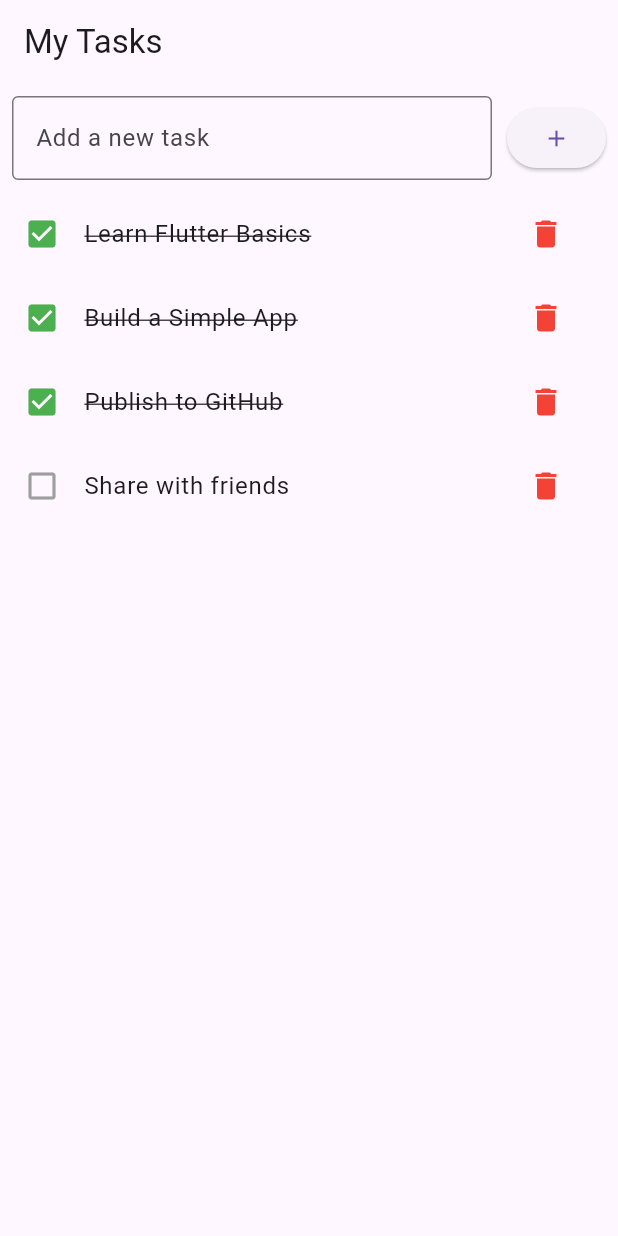
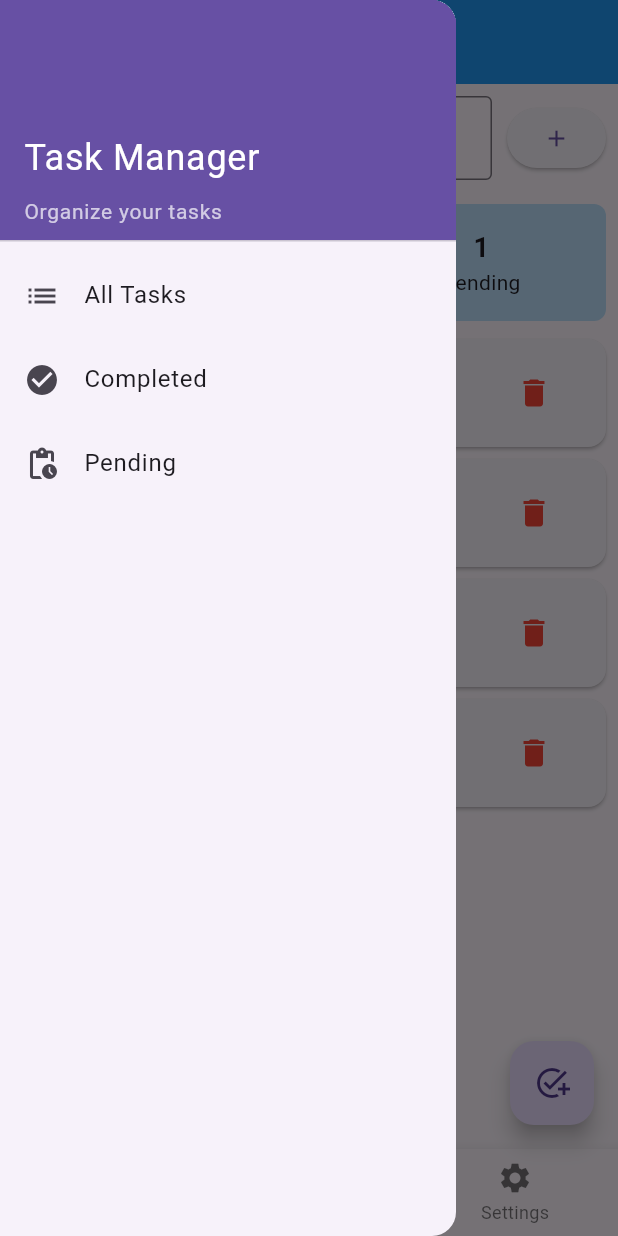
Before and after one commit to abdoessam917/simple_to_do_app, a Flutter app: the screen it shows after launch, with the side drawer open (before the commit the screen has no drawer), on a phone screen of 412 x 824 dp. Run offline on Flutter 3.47's test engine with Material 3 defaults, Android fonts, the phone set to English and light mode, and no system bars.

Commit message:
feat: Implement navigation and UI enhancements
This commit introduces navigation improvements with a custom
drawer and task detail screen. It also includes UI enhancements
such as task statistics, list/grid view options, and a new
task input widget. The `Task` model has been updated to include
description and category.

```diff
--- a/lib/main.dart
+++ b/lib/main.dart
@@ -1,4 +1,5 @@
 import 'package:flutter/material.dart';
+import 'package:simple_to_do_app/theme/app_theme.dart';
 
 import 'screens/task_list_screen.dart';
 
@@ -14,6 +15,7 @@ class MyApp extends StatelessWidget {
   @override
   Widget build(BuildContext context) {
     return MaterialApp(
+      theme: AppTheme.lightTheme,
       home: TaskListScreen(),
     );
   }
--- a/lib/model/task.dart
+++ /dev/null
@@ -1,6 +0,0 @@
-class Task {
-  String title;
-  bool isCompleted;
-
-  Task({required this.title, this.isCompleted = false});
-}
--- /dev/null
+++ b/lib/models/task.dart
@@ -0,0 +1,13 @@
+class Task {
+  String title;
+  bool isCompleted;
+  String? description;
+  String? category;
+
+  Task({
+    required this.title,
+    this.isCompleted = false,
+    this.description,
+    this.category,
+  });
+}
--- a/lib/screens/task_list_screen.dart
+++ b/lib/screens/task_list_screen.dart
@@ -1,6 +1,12 @@
 import 'package:flutter/material.dart';
-
-import '../model/task.dart';
+import '../models/task.dart';
+import '../widgets/task_list_item.dart';
+import '../widgets/task_grid_item.dart';
+import '../widgets/task_input.dart';
+import '../widgets/task_stats.dart';
+import '../widgets/custom_drawer.dart';
+import '../widgets/add_task_dialog.dart';
+import 'task_detail_screen.dart';
 
 class TaskListScreen extends StatefulWidget {
   const TaskListScreen({super.key});
@@ -12,105 +18,158 @@ class TaskListScreen extends StatefulWidget {
 class _TaskListScreenState extends State<TaskListScreen> {
   TextEditingController textController = TextEditingController();
   List<Task> tasks = [
-    Task(title: "Learn Flutter Basics", isCompleted: true),
-    Task(title: "Build a Simple App", isCompleted: true),
-    Task(title: "Publish to GitHub", isCompleted: true),
-    Task(title: "Share with friends"),
+    Task(title: "Learn Flutter Basics", isCompleted: true, category: "Work"),
+    Task(title: "Build a Simple App", isCompleted: true, category: "Work"),
+    Task(title: "Publish to GitHub", isCompleted: true, category: "Work"),
+    Task(title: "Share with friends", category: "Personal"),
   ];
+
+  int _selectedIndex = 0;
 
   @override
   Widget build(BuildContext context) {
+    // Use MediaQuery to make UI responsive
+    final screenWidth = MediaQuery.of(context).size.width;
+    final isLargeScreen = screenWidth > 600;
+
     return Scaffold(
       appBar: AppBar(title: const Text('My Tasks')),
+      drawer: const CustomDrawer(),
       body: Column(
         children: [
-          Padding(
-            padding: const EdgeInsets.all(8.0),
-            child: Row(
-              children: [
-                Expanded(
-                  child: TextField(
+          // Task input
+          TaskInput(
             controller: textController,
-                    decoration: InputDecoration(
-                      hintText: 'Add a new task',
-                      border: OutlineInputBorder(),
-                    ),
-                  ),
-                ),
-                const SizedBox(width: 10),
-                ElevatedButton(
-                  onPressed: () {
+            onSubmit: () {
+              if (textController.text.isNotEmpty) {
                 setState(() {
-                      if (textController.text.isNotEmpty) {
                   tasks.add(Task(title: textController.text));
                   textController.clear();
+                });
               }
-                    });
             },
-                  child: const Icon(Icons.add),
+          ),
+
+          // Task Stats
+          TaskStats(
+            total: tasks.length,
+            completed: tasks.where((t) => t.isCompleted).length,
+            pending: tasks.where((t) => !t.isCompleted).length,
+          ),
+
+          // Task list or grid based on screen size
+          Expanded(
+            child: isLargeScreen ? _buildGridView() : _buildListView(),
           ),
         ],
       ),
-          ),
-          Expanded(
-            child:
-                tasks.isEmpty
-                    ? Center(child: Text("No tasks available"))
-                    : ListView.builder(
-                      itemBuilder: (context, index) {
-                        return ListTile(
-                          onTap: () {
+      floatingActionButton: FloatingActionButton(
+        onPressed: () {
+          showDialog(
+            context: context,
+            builder: (context) => AddTaskDialog(
+              onTaskAdded: (task) {
                 setState(() {
-                              tasks[index].isCompleted =
-                                  !tasks[index].isCompleted;
+                  tasks.add(task);
                 });
               },
-                          leading: GestureDetector(
-                            onTap: () {
-                              setState(() {
-                                tasks[index].isCompleted =
-                                    !tasks[index].isCompleted;
-                              });
-                            },
-                            child: Icon(
-                              tasks[index].isCompleted
-                                  ? Icons.check_box
-                                  : Icons.check_box_outline_blank,
-                              color:
-                                  tasks[index].isCompleted
-                                      ? Colors.green
-                                      : Colors.grey,
-                            ),
-                          ),
-                          title:
-                              tasks[index].isCompleted
-                                  ? Text(
-                                    tasks[index].title,
-                                    style: const TextStyle(
-                                      decoration: TextDecoration.lineThrough,
-                                    ),
-                                  )
-                                  : Text(tasks[index].title),
-                          trailing: Row(
-                            mainAxisSize: MainAxisSize.min,
-                            children: [
-                              IconButton(
-                                icon: const Icon(Icons.delete,color: Colors.red,),
-                                onPressed: () {
-                                  setState(() {
-                                    tasks.removeAt(index);
-                                  });
-                                },
-                              )
-                            ],
             ),
           );
         },
-                      itemCount: tasks.length,
+        child: const Icon(Icons.add_task),
       ),
+      bottomNavigationBar: BottomNavigationBar(
+        currentIndex: _selectedIndex,
+        onTap: (index) {
+          setState(() {
+            _selectedIndex = index;
+          });
+        },
+        items: const [
+          BottomNavigationBarItem(
+            icon: Icon(Icons.list),
+            label: 'List',
+          ),
+          BottomNavigationBarItem(
+            icon: Icon(Icons.grid_view),
+            label: 'Grid',
+          ),
+          BottomNavigationBarItem(
+            icon: Icon(Icons.settings),
+            label: 'Settings',
           ),
         ],
       ),
     );
   }
+
+  Widget _buildListView() {
+    return ListView.builder(
+      itemCount: tasks.length,
+      itemBuilder: (context, index) {
+        return TaskListItem(
+          task: tasks[index],
+          onTap: () {
+            _navigateToTaskDetail(tasks[index]);
+          },
+          onStatusChanged: (value) {
+            setState(() {
+              tasks[index].isCompleted = value ?? false;
+            });
+          },
+          onDelete: () {
+            setState(() {
+              tasks.removeAt(index);
+            });
+          },
+        );
+      },
+    );
   }
+
+  Widget _buildGridView() {
+    return GridView.builder(
+      padding: const EdgeInsets.all(8.0),
+      gridDelegate: const SliverGridDelegateWithFixedCrossAxisCount(
+        crossAxisCount: 2,
+        childAspectRatio: 1.5,
+        crossAxisSpacing: 10,
+        mainAxisSpacing: 10,
+      ),
+      itemCount: tasks.length,
+      itemBuilder: (context, index) {
+        return TaskGridItem(
+          task: tasks[index],
+          onTap: () {
+            _navigateToTaskDetail(tasks[index]);
+          },
+          onStatusChanged: (value) {
+            setState(() {
+              tasks[index].isCompleted = value ?? false;
+            });
+          },
+          onDelete: () {
+            setState(() {
+              tasks.removeAt(index);
+            });
+          },
+        );
+      },
+    );
+  }
+
+  void _navigateToTaskDetail(Task task) async {
+    final result = await Navigator.push(
+      context,
+      MaterialPageRoute(
+        builder: (context) => TaskDetailScreen(task: task),
+      ),
+    );
+
+    if (result != null) {
+      setState(() {
+        // Task updated in the detail screen
+      });
+    }
+  }
+}
--- /dev/null
+++ b/lib/theme/app_theme.dart
@@ -0,0 +1,11 @@
+import 'package:flutter/material.dart';
+
+class AppTheme {
+  static ThemeData lightTheme = ThemeData(
+    primarySwatch: Colors.blue,
+    appBarTheme: const AppBarTheme(
+      backgroundColor: Colors.blue,
+      foregroundColor: Colors.white,
+    ),
+  );
+}
--- /dev/null
+++ b/lib/widgets/custom_drawer.dart
@@ -0,0 +1,65 @@
+import 'package:flutter/material.dart';
+
+class CustomDrawer extends StatelessWidget {
+  const CustomDrawer({super.key});
+
+  @override
+  Widget build(BuildContext context) {
+    return Drawer(
+      child: ListView(
+        padding: EdgeInsets.zero,
+        children: [
+          DrawerHeader(
+            decoration: BoxDecoration(
+              color: Theme.of(context).primaryColor,
+            ),
+            child: const Column(
+              crossAxisAlignment: CrossAxisAlignment.start,
+              mainAxisAlignment: MainAxisAlignment.end,
+              children: [
+                Text(
+                  'Task Manager',
+                  style: TextStyle(
+                    color: Colors.white,
+                    fontSize: 24,
+                  ),
+                ),
+                SizedBox(height: 8),
+                Text(
+                  'Organize your tasks',
+                  style: TextStyle(
+                    color: Colors.white70,
+                    fontSize: 14,
+                  ),
+                ),
+              ],
+            ),
+          ),
+          ListTile(
+            leading: const Icon(Icons.list),
+            title: const Text('All Tasks'),
+            onTap: () {
+              Navigator.pop(context);
+            },
+          ),
+          ListTile(
+            leading: const Icon(Icons.check_circle),
+            title: const Text('Completed'),
+            onTap: () {
+              Navigator.pop(context);
+              // Filter logic would go here
+            },
+          ),
+          ListTile(
+            leading: const Icon(Icons.pending_actions),
+            title: const Text('Pending'),
+            onTap: () {
+              Navigator.pop(context);
+              // Filter logic would go here
+            },
+          ),
+        ],
+      ),
+    );
+  }
+}
--- /dev/null
+++ b/lib/widgets/task_input.dart
@@ -0,0 +1,38 @@
+import 'package:flutter/material.dart';
+
+class TaskInput extends StatelessWidget {
+  final TextEditingController controller;
+  final VoidCallback onSubmit;
+
+  const TaskInput({
+    super.key,
+    required this.controller,
+    required this.onSubmit,
+  });
+
+  @override
+  Widget build(BuildContext context) {
+    return Padding(
+      padding: const EdgeInsets.all(8.0),
+      child: Row(
+        children: [
+          Expanded(
+            child: TextField(
+              controller: controller,
+              decoration: const InputDecoration(
+                hintText: 'Add a new task',
+                border: OutlineInputBorder(),
+              ),
+              onSubmitted: (_) => onSubmit(),
+            ),
+          ),
+          const SizedBox(width: 10),
+          ElevatedButton(
+            onPressed: onSubmit,
+            child: const Icon(Icons.add),
+          ),
+        ],
+      ),
+    );
+  }
+}
--- /dev/null
+++ b/lib/widgets/task_list_item.dart
@@ -0,0 +1,51 @@
+import 'package:flutter/material.dart';
+import '../models/task.dart';
+
+class TaskListItem extends StatelessWidget {
+  final Task task;
+  final VoidCallback onTap;
+  final Function(bool?) onStatusChanged;
+  final VoidCallback onDelete;
+
+  const TaskListItem({
+    super.key,
+    required this.task,
+    required this.onTap,
+    required this.onStatusChanged,
+    required this.onDelete,
+  });
+
+  @override
+  Widget build(BuildContext context) {
+    return Card(
+      margin: const EdgeInsets.symmetric(horizontal: 8.0, vertical: 4.0),
+      child: ListTile(
+        onTap: onTap,
+        leading: GestureDetector(
+          onTap: () => onStatusChanged(!task.isCompleted),
+          child: Icon(
+            task.isCompleted
+                ? Icons.check_box
+                : Icons.check_box_outline_blank,
+            color: task.isCompleted ? Colors.green : Colors.grey,
+          ),
+        ),
+        title: Text(
+          task.title,
+          style: TextStyle(
+            decoration: task.isCompleted
+                ? TextDecoration.lineThrough
+                : null,
+          ),
+        ),
+        subtitle: task.category != null
+            ? Text(task.category!)
+            : null,
+        trailing: IconButton(
+          icon: const Icon(Icons.delete, color: Colors.red),
+          onPressed: onDelete,
+        ),
+      ),
+    );
+  }
+}
--- /dev/null
+++ b/lib/widgets/task_stats.dart
@@ -0,0 +1,50 @@
+import 'package:flutter/material.dart';
+
+class TaskStats extends StatelessWidget {
+  final int total;
+  final int completed;
+  final int pending;
+
+  const TaskStats({
+    super.key,
+    required this.total,
+    required this.completed,
+    required this.pending,
+  });
+
+  @override
+  Widget build(BuildContext context) {
+    return Container(
+      margin: const EdgeInsets.all(8.0),
+      padding: const EdgeInsets.all(16.0),
+      decoration: BoxDecoration(
+        color: Colors.blue.shade100,
+        borderRadius: BorderRadius.circular(8.0),
+      ),
+      child: Row(
+        mainAxisAlignment: MainAxisAlignment.spaceAround,
+        children: [
+          _buildStatItem('Total', total.toString()),
+          _buildStatItem('Done', completed.toString()),
+          _buildStatItem('Pending', pending.toString()),
+        ],
+      ),
+    );
+  }
+
+  Widget _buildStatItem(String label, String value) {
+    return Column(
+      mainAxisSize: MainAxisSize.min,
+      children: [
+        Text(
+          value,
+          style: const TextStyle(
+            fontWeight: FontWeight.bold,
+            fontSize: 18,
+          ),
+        ),
+        Text(label),
+      ],
+    );
+  }
+}
```
Also changed, not shown: lib/screens/task_detail_screen.dart (added, +113 -0 lines), lib/widgets/add_task_dialog.dart (added, +78 -0 lines), lib/widgets/task_grid_item.dart (added, +79 -0 lines). Lines whose indentation alone changed are shown as unchanged.
